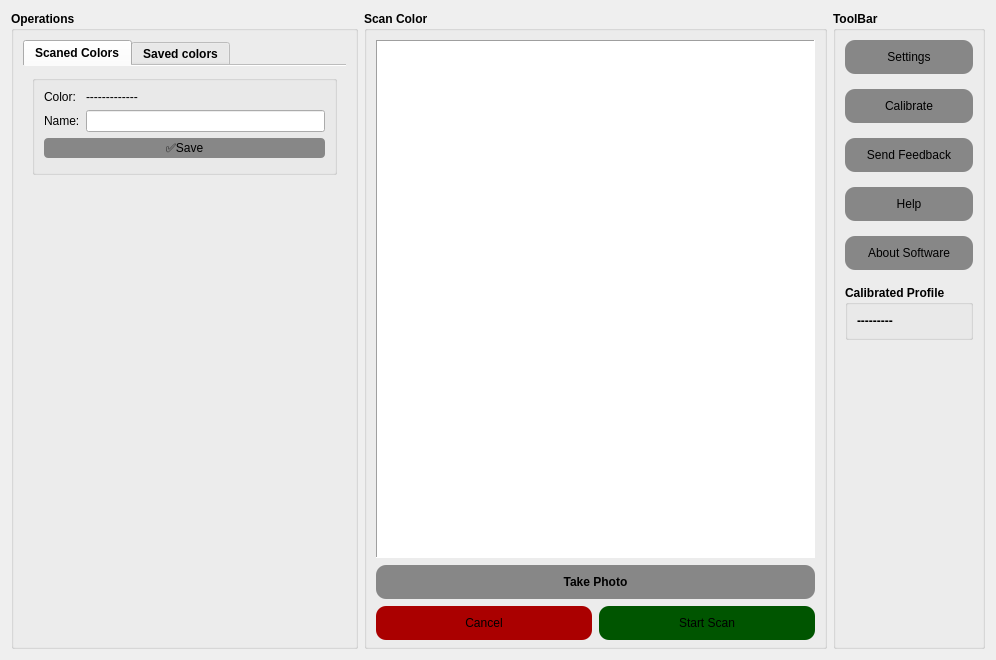
Qt form ui/main_window.ui (taha127/color_recognition) before a commit.
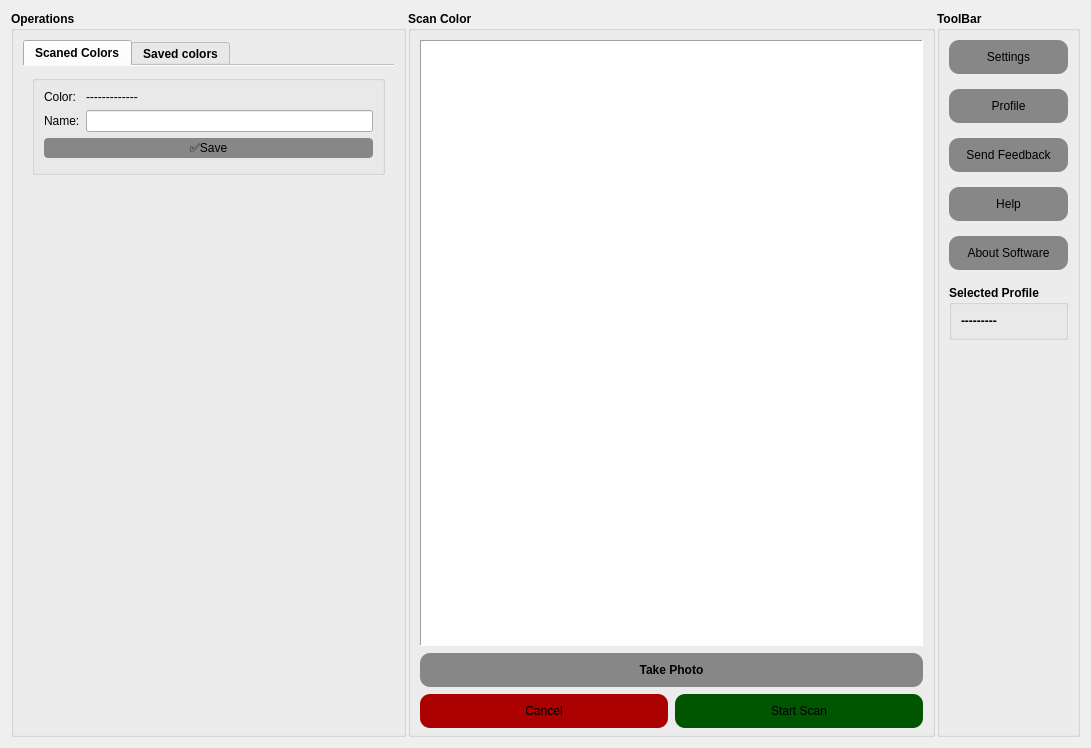
The same form after that commit.

Commit message: Update main window UI: resize widget and rename buttons for profile management

Diff of the .ui file:
```diff
--- a/ui/main_window.ui
+++ b/ui/main_window.ui
@@ -9,10 +9,16 @@
    <rect>
     <x>0</x>
     <y>0</y>
-    <width>996</width>
-    <height>660</height>
+    <width>1091</width>
+    <height>748</height>
    </rect>
   </property>
+  <property name="sizePolicy">
+   <sizepolicy hsizetype="Preferred" vsizetype="Preferred">
+    <horstretch>0</horstretch>
+    <verstretch>0</verstretch>
+   </sizepolicy>
+  </property>
   <property name="windowTitle">
    <string>Widget</string>
   </property>
@@ -20,6 +26,15 @@
    <string notr="true"/>
   </property>
   <layout class="QGridLayout" name="gridLayout" columnstretch="3,4,1">
+   <property name="sizeConstraint">
+    <enum>QLayout::SizeConstraint::SetDefaultConstraint</enum>
+   </property>
+   <property name="horizontalSpacing">
+    <number>2</number>
+   </property>
+   <property name="verticalSpacing">
+    <number>6</number>
+   </property>
    <item row="0" column="0">
     <widget class="QGroupBox" name="verticalGroupBox_3">
      <property name="sizePolicy">
@@ -101,9 +116,30 @@
              </item>
              <item row="0" column="1">
               <widget class="QLabel" name="ColorRecognationLabel">
+               <property name="cursor">
+                <cursorShape>IBeamCursor</cursorShape>
+               </property>
+               <property name="mouseTracking">
+                <bool>false</bool>
+               </property>
+               <property name="focusPolicy">
+                <enum>Qt::FocusPolicy::NoFocus</enum>
+               </property>
+               <property name="acceptDrops">
+                <bool>false</bool>
+               </property>
                <property name="text">
                 <string>-------------</string>
                </property>
+               <property name="textFormat">
+                <enum>Qt::TextFormat::AutoText</enum>
+               </property>
+               <property name="scaledContents">
+                <bool>true</bool>
+               </property>
+               <property name="textInteractionFlags">
+                <set>Qt::TextInteractionFlag::LinksAccessibleByMouse|Qt::TextInteractionFlag::TextSelectableByKeyboard|Qt::TextInteractionFlag::TextSelectableByMouse</set>
+               </property>
               </widget>
              </item>
              <item row="1" column="0">
@@ -344,7 +380,7 @@
          <enum>Qt::ScrollBarPolicy::ScrollBarAlwaysOff</enum>
         </property>
         <property name="sizeAdjustPolicy">
-         <enum>QAbstractScrollArea::SizeAdjustPolicy::AdjustToContents</enum>
+         <enum>QAbstractScrollArea::SizeAdjustPolicy::AdjustToContentsOnFirstShow</enum>
         </property>
         <property name="resizeAnchor">
          <enum>QGraphicsView::ViewportAnchor::NoAnchor</enum>
@@ -512,7 +548,7 @@
        </widget>
       </item>
       <item>
-       <widget class="QPushButton" name="CalibrateBtn_2">
+       <widget class="QPushButton" name="ProfileSelectorBtn">
         <property name="sizePolicy">
          <sizepolicy hsizetype="Minimum" vsizetype="Preferred">
           <horstretch>0</horstretch>
@@ -528,19 +564,19 @@
          <cursorShape>PointingHandCursor</cursorShape>
         </property>
         <property name="styleSheet">
-         <string notr="true">#CalibrateBtn_2{
+         <string notr="true">#ProfileSelectorBtn{
 background-color: rgb(135, 135, 135);
 color: rgb(0, 0, 0);
 border-radius: 10px;
 padding: 10px 10px;
 }
 
-#CalibrateBtn_2:hover {
+#ProfileSelectorBtn:hover {
 background-color: rgb(115, 115, 115);
 }</string>
         </property>
         <property name="text">
-         <string>Calibrate</string>
+         <string>Profile</string>
         </property>
        </widget>
       </item>
@@ -655,11 +691,17 @@
       <item>
        <widget class="QGroupBox" name="groupBox_2">
         <property name="title">
-         <string>Calibrated Profile</string>
+         <string>Selected Profile</string>
         </property>
         <layout class="QVBoxLayout" name="verticalLayout">
          <item>
           <widget class="QLabel" name="NameOfProfile">
+           <property name="sizePolicy">
+            <sizepolicy hsizetype="Ignored" vsizetype="Preferred">
+             <horstretch>0</horstretch>
+             <verstretch>0</verstretch>
+            </sizepolicy>
+           </property>
            <property name="text">
             <string>---------</string>
            </property>
```
The commit also changes 1 other file.
